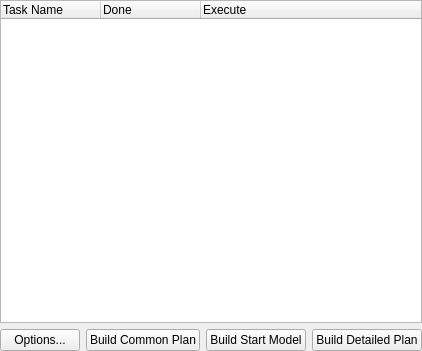
First picture: the form in src/ATPlanner/forms/APlannerWidget.ui, repository AT-GROUP/AT-PLANNER, before the edit.
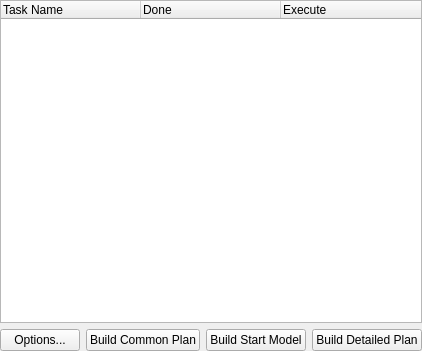
Second picture: the form after the edit.

The edit to the form file:
```diff
--- a/src/ATPlanner/forms/APlannerWidget.ui
+++ b/src/ATPlanner/forms/APlannerWidget.ui
@@ -28,6 +28,9 @@
    </property>
    <item>
     <widget class="QTreeWidget" name="treeCurrentPlan">
+     <attribute name="headerDefaultSectionSize">
+      <number>140</number>
+     </attribute>
      <column>
       <property name="text">
        <string notr="true">Task Name</string>
```
